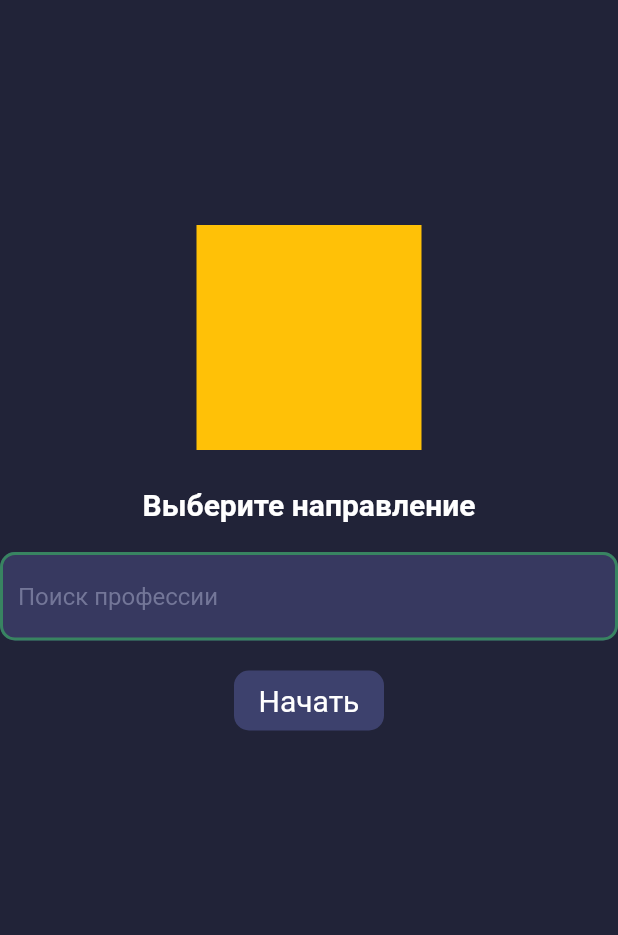
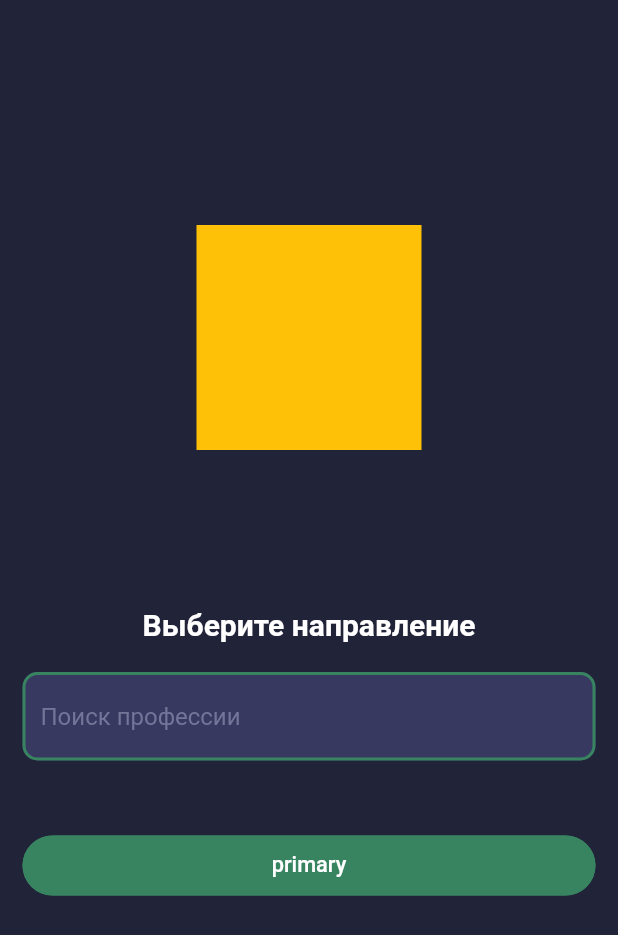
Before and after one commit to Muhammadqodir/cyber-garden, a Flutter app: the screen it shows after launch, on a phone screen of 412 x 824 dp. Shown: the top 935 px of the screen. Run offline on Flutter 3.47's test engine with Material 2 defaults, Android fonts, the phone set to English and light mode, and no system bars; drawn by our look-alikes of getwidget; our stand-ins replace carousel_slider, flutter_svg_provider, image_cropper, image_picker.

Commit message:
finishing BordingScreen(first screen)

```diff
--- a/MobileApp/lib/screens/bording_screen.dart
+++ b/MobileApp/lib/screens/bording_screen.dart
@@ -1,6 +1,8 @@
 import 'package:flutter/cupertino.dart';
 import 'package:flutter/material.dart';
+import 'package:getwidget/components/button/gf_button.dart';
 import 'package:getwidget/components/search_bar/gf_search_bar.dart';
+import 'package:getwidget/getwidget.dart';
 import 'package:syber_garden/data/small_courses.dart';
 import 'package:syber_garden/screens/road_map_screen.dart';
 import 'package:syber_garden/widgets/navigation_screens.dart';
@@ -30,6 +32,9 @@ class _BordingScreenState extends State<BordingScreen> {
               height: 150,
               color: Colors.amber,
             ),
+            SizedBox(
+              height: 80,
+            ),
             const Text(
               'Выберите направление',
               style: TextStyle(
@@ -41,7 +46,9 @@ class _BordingScreenState extends State<BordingScreen> {
             SizedBox(
               height: 20,
             ),
-            TextField(
+            Padding(
+              padding: const EdgeInsets.symmetric(horizontal: 15),
+              child: TextField(
                 style: TextStyle(color: Colors.white),
                 decoration: const InputDecoration(
                   filled: true,
@@ -76,35 +83,21 @@ class _BordingScreenState extends State<BordingScreen> {
                 controller: controller,
                 obscureText: false,
               ),
+            ),
             SizedBox(
-              height: 20,
+              height: 50,
             ),
-            InkWell(
-              onTap: () {
-                Route route =
-                    MaterialPageRoute(builder: (context) => NavigatorWidget());
-                Navigator.push(context, route);
-              },
-              child: Container(
-                width: 100,
-                height: 40,
-                decoration: BoxDecoration(
-                  color: Color(0xff3d416d),
-                  borderRadius: BorderRadius.circular(
-                    10,
+            Padding(
+              padding: const EdgeInsets.symmetric(horizontal: 15),
+              child: GFButton(
+                color: Color(0xff388461),
+                onPressed: () {},
+                size: GFSize.LARGE,
+                text: "primary",
+                shape: GFButtonShape.pills,
+                fullWidthButton: true,
               ),
             ),
-                child: const Center(
-                  child: Text(
-                    'Начать',
-                    style: TextStyle(
-                      fontSize: 20,
-                      color: Colors.white,
-                    ),
-                  ),
-                ),
-              ),
-            )
           ],
         ),
       ),
```
Lines whose indentation alone changed are shown as unchanged.
